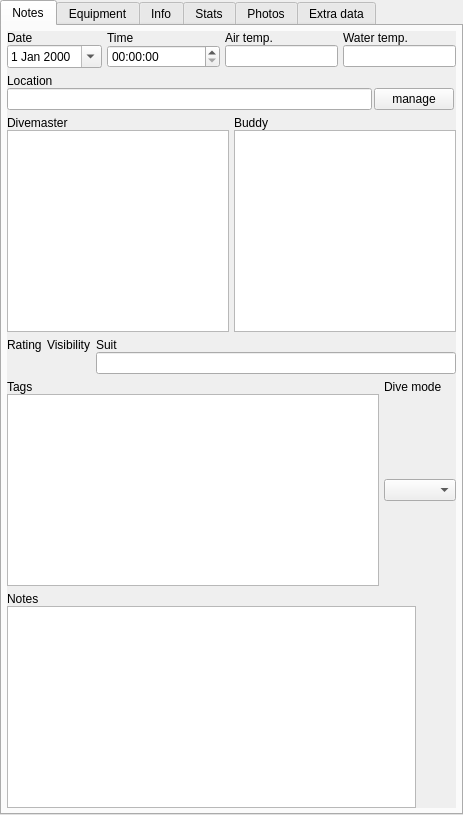
This is qt-ui/maintab.ui in subsurface/subsurface as Qt 5 draws it before an edit. The edited form follows.
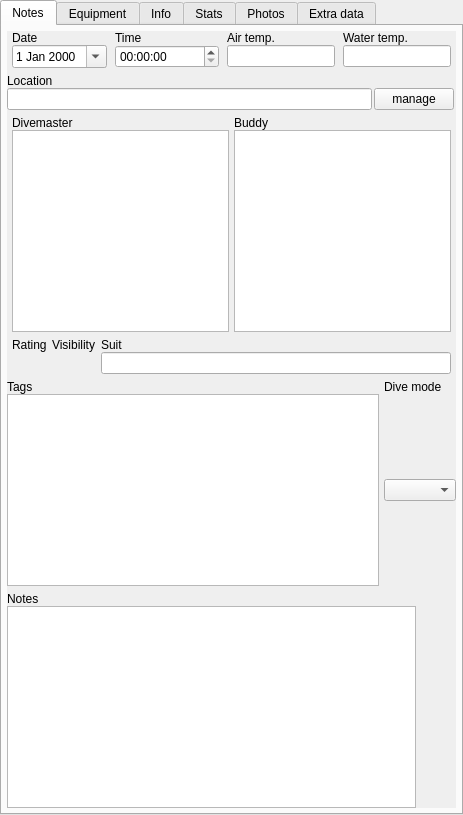
This is the edited form. Icons and pictures are not drawn. Custom widgets are drawn as their Qt base class.

Commit message:
Fix border glow on OSX
The border was just too small for the glow.

What changed in the file:
```diff
--- a/qt-ui/maintab.ui
+++ b/qt-ui/maintab.ui
@@ -55,8 +55,8 @@
         <rect>
          <x>0</x>
          <y>0</y>
-         <width>445</width>
-         <height>760</height>
+         <width>447</width>
+         <height>766</height>
         </rect>
        </property>
        <layout class="QVBoxLayout" name="verticalLayout_3">
@@ -74,8 +74,14 @@
         </property>
         <item>
          <layout class="QGridLayout" name="gridLayout">
+          <property name="leftMargin">
+           <number>5</number>
+          </property>
+          <property name="rightMargin">
+           <number>5</number>
+          </property>
           <property name="horizontalSpacing">
-           <number>5</number>
+           <number>8</number>
           </property>
           <property name="verticalSpacing">
            <number>0</number>
@@ -202,6 +208,12 @@
         </item>
         <item>
          <layout class="QGridLayout" name="gridLayout_4">
+          <property name="leftMargin">
+           <number>5</number>
+          </property>
+          <property name="rightMargin">
+           <number>5</number>
+          </property>
           <property name="horizontalSpacing">
            <number>5</number>
           </property>
@@ -246,6 +258,12 @@
         </item>
         <item>
          <layout class="QGridLayout" name="gridLayout_3" columnstretch="0,0,1">
+          <property name="leftMargin">
+           <number>5</number>
+          </property>
+          <property name="rightMargin">
+           <number>5</number>
+          </property>
           <property name="horizontalSpacing">
            <number>5</number>
           </property>
```
Left out of the diff: 12 changed lines with no effect on the pictures.
